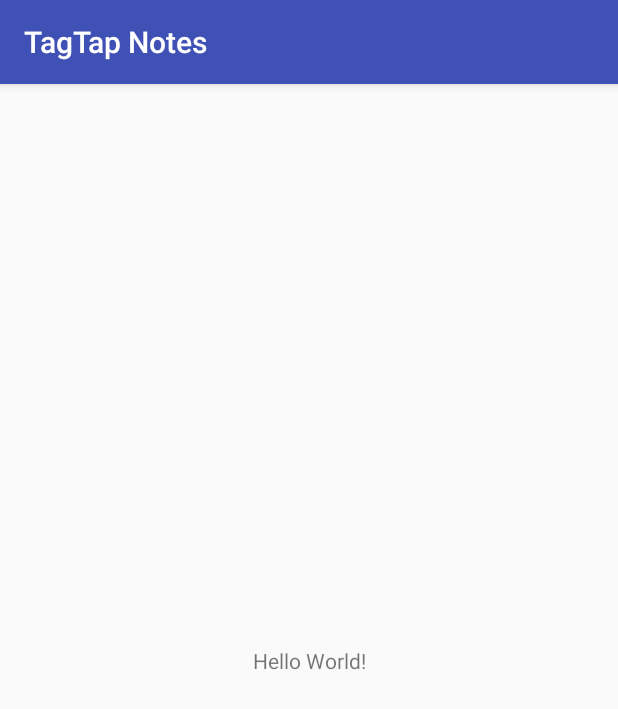
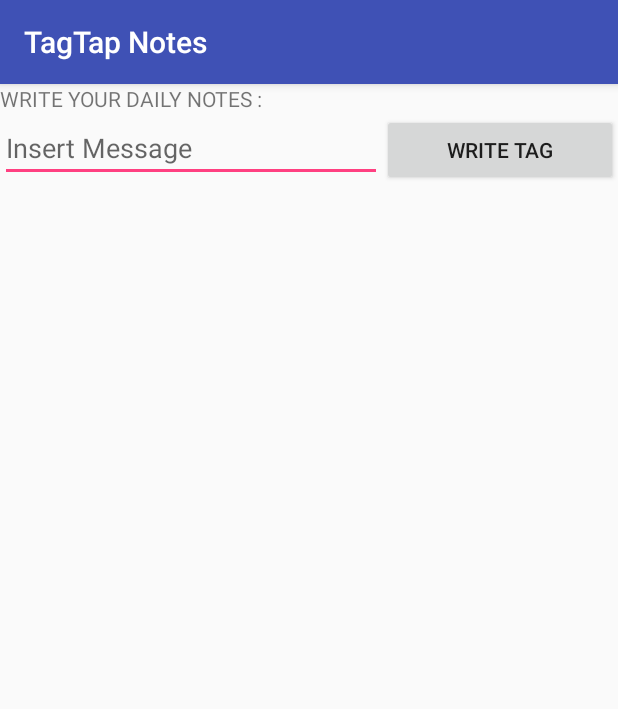
Before and after one commit to guilhermefmello/TagTap_Notes, an Android app: the screen it shows after launch (MainActivity), on a phone screen of 412 x 824 dp. Shown: the top 709 px of the screen. Run offline under Robolectric (Android 15) with nearby library versions, the phone set to English and light mode, and no system bars; 1 statement that could not run was skipped.

Commit message:
Adding XML elements and more Strings

```diff
--- a/app/src/main/res/layout/activity_main.xml
+++ b/app/src/main/res/layout/activity_main.xml
@@ -9,10 +9,30 @@
     <TextView
         android:layout_width="wrap_content"
         android:layout_height="wrap_content"
-        android:text="Hello World!"
-        app:layout_constraintBottom_toBottomOf="parent"
-        app:layout_constraintLeft_toLeftOf="parent"
-        app:layout_constraintRight_toRightOf="parent"
-        app:layout_constraintTop_toTopOf="parent" />
+        android:text="@string/write_your_message" >
+    </TextView>
+
+    <LinearLayout
+        xmlns:android="http://schemas.android.com/apk/res/android"
+        android:layout_width="match_parent"
+        android:layout_height="match_parent"
+        android:layout_marginTop="20sp" >
+        <EditText
+            android:id="@+id/edit_message"
+            android:layout_width="wrap_content"
+            android:layout_height="wrap_content"
+            android:layout_weight="2"
+            android:hint="@string/message" />
+        <Button
+            android:id="@+id/button"
+            android:layout_width="wrap_content"
+            android:layout_height="wrap_content"
+            android:layout_weight="1"
+            android:text="@string/write" />
+    </LinearLayout>
+
+
+
+
 
 </android.support.constraint.ConstraintLayout>
--- a/app/src/main/res/values/strings.xml
+++ b/app/src/main/res/values/strings.xml
@@ -6,5 +6,8 @@
     <string name="error_writing">ERROR DURING WRITING! MAKE SURE THAT YOUR TAG IS CLOSE TO YOUR MOBILE PHONE.</string>
     <string name="ok_detection">TAG DETECTED!</string>
 
+    <string name="write_your_message">WRITE YOUR DAILY NOTES :</string>
+    <string name="message">Insert Message</string>
+    <string name="write">WRITE TAG</string>
 
 </resources>
```
